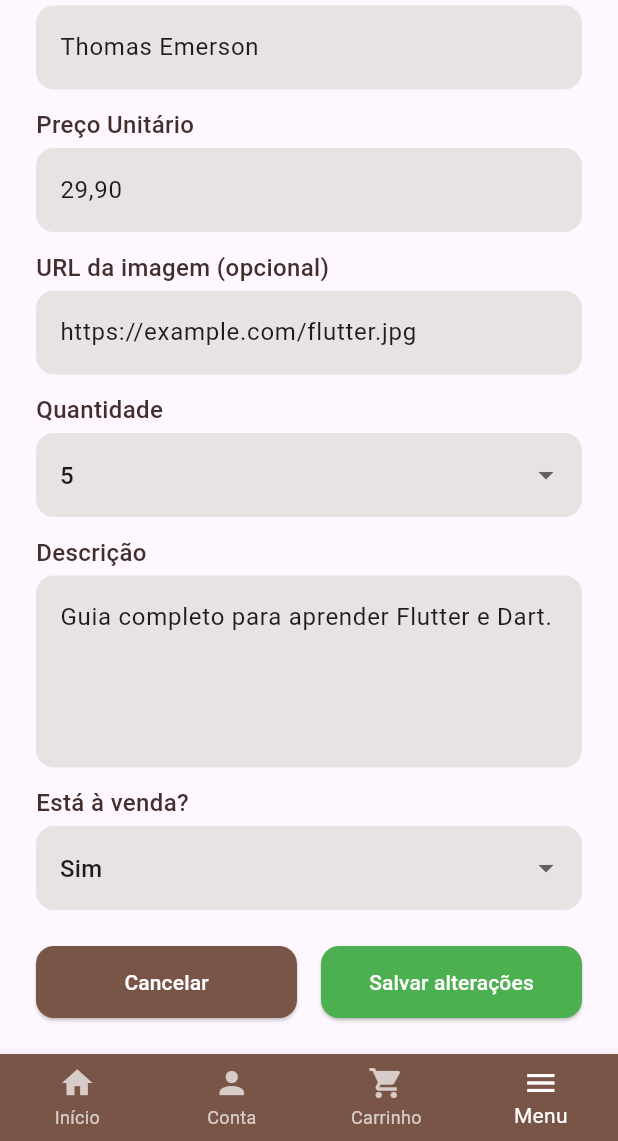
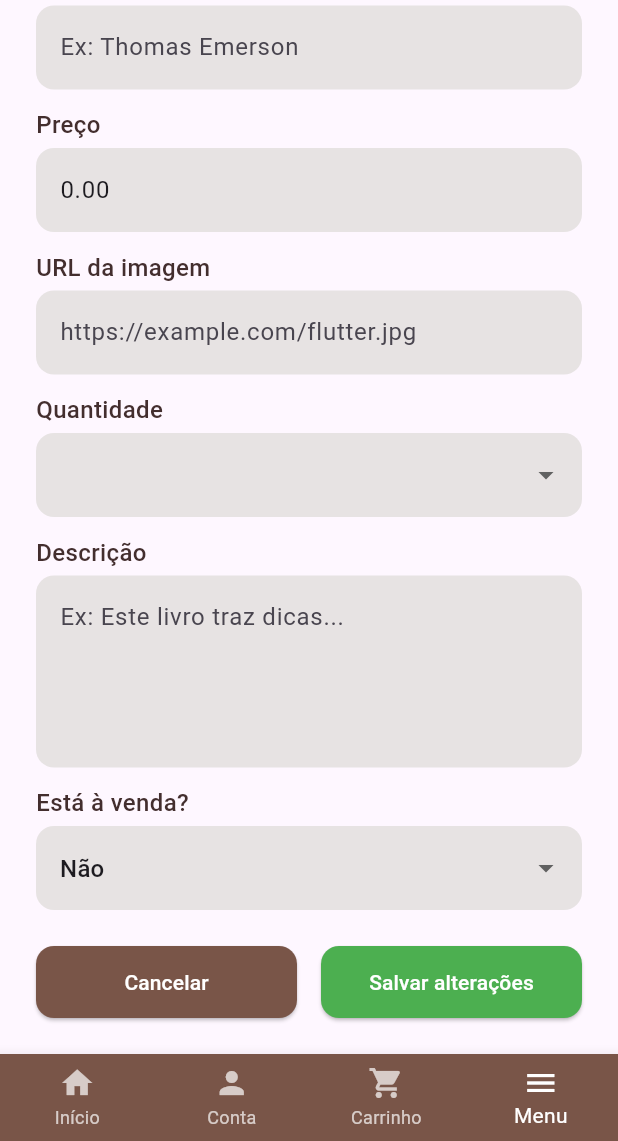
Before and after one commit to FelRG/ecommercelivros-app, a Flutter app: the EditarLivroPage screen opened directly with empty values, scrolled down 193 dp, on a phone screen of 412 x 824 dp, the part 95-1236 px from its top. Run offline on Flutter 3.47's test engine with Material 3 defaults, Android fonts, the light colour scheme and no system bars; our stand-ins replace shared_preferences, sqflite; accounts and stored records are empty.

Commit message:
crud completo de livros

```diff
--- a/front_ecommercelivros/lib/models/livro.dart
+++ b/front_ecommercelivros/lib/models/livro.dart
@@ -48,4 +48,29 @@ class Livro {
       usuarioId: map['usuario_id'],
     );
   }
+
+  Livro copyWith({
+    int? id,
+    String? titulo,
+    String? autor,
+    double? preco,
+    String? urlImagem,
+    int? quantidade,
+    String? descricao,
+    bool? estaAVenda,
+    int? usuarioId,
+  }) {
+    return Livro(
+      id: id ?? this.id,
+      titulo: titulo ?? this.titulo,
+      autor: autor ?? this.autor,
+      preco: preco ?? this.preco,
+      urlImagem: urlImagem ?? this.urlImagem,
+      quantidade: quantidade ?? this.quantidade,
+      descricao: descricao ?? this.descricao,
+      estaAVenda: estaAVenda ?? this.estaAVenda,
+      usuarioId: usuarioId ?? this.usuarioId,
+    );
+  }
+
 }
--- a/front_ecommercelivros/lib/pages/editar_livro_page.dart
+++ b/front_ecommercelivros/lib/pages/editar_livro_page.dart
@@ -1,5 +1,6 @@
 import 'package:flutter/material.dart';
 import '../models/livro.dart';
+import '../persistence/livro_dao.dart';
 import '../widgets/livrolumina_appbar.dart';
 import '../widgets/livrolumina_bottomnav.dart';
 import 'carrinho_page.dart';
@@ -17,8 +18,38 @@ class EditarLivroPage extends StatefulWidget {
 class _EditarLivroPageState extends State<EditarLivroPage> {
   final _formKey = GlobalKey<FormState>();
 
-  String estaAVenda = 'Sim';
+  late TextEditingController _tituloController;
+  late TextEditingController _autorController;
+  late TextEditingController _precoController;
+  late TextEditingController _imagemController;
+  late TextEditingController _descricaoController;
+  late String _quantidadeSelecionada;
+  late String _estaAVenda;
+
   final List<String> opcoesVenda = ['Sim', 'Não'];
+
+  @override
+  void initState() {
+    super.initState();
+
+    _tituloController = TextEditingController(text: widget.livro.titulo);
+    _autorController = TextEditingController(text: widget.livro.autor);
+    _precoController = TextEditingController(text: widget.livro.preco.toStringAsFixed(2));
+    _imagemController = TextEditingController(text: widget.livro.urlImagem ?? '');
+    _descricaoController = TextEditingController(text: widget.livro.descricao ?? '');
+    _quantidadeSelecionada = widget.livro.quantidade.toString();
+    _estaAVenda = widget.livro.estaAVenda ? 'Sim' : 'Não';
+  }
+
+  @override
+  void dispose() {
+    _tituloController.dispose();
+    _autorController.dispose();
+    _precoController.dispose();
+    _imagemController.dispose();
+    _descricaoController.dispose();
+    super.dispose();
+  }
 
   @override
   Widget build(BuildContext context) {
@@ -40,18 +71,17 @@ class _EditarLivroPageState extends State<EditarLivroPage> {
                 ),
               ),
               const SizedBox(height: 24),
-              _buildTextField('Título', 'Título', 'Aprendendo Flutter'),
+              _buildTextField('Título', _tituloController, 'Título'),
               const SizedBox(height: 12),
-              _buildTextField('Autor', 'Ex: Thomas Emerson', 'Thomas Emerson'),
+              _buildTextField('Autor', _autorController, 'Ex: Thomas Emerson'),
               const SizedBox(height: 12),
-              _buildTextField('Preço Unitário', 'Ex: 15,00', '29,90'),
+              _buildTextField('Preço', _precoController, 'Ex: 29.90'),
               const SizedBox(height: 12),
-              _buildTextField('URL da imagem (opcional)', 'Ex: https://ex.com/img/photo.jpg',
-                  'https://example.com/flutter.jpg'),
+              _buildTextField('URL da imagem', _imagemController, 'https://example.com/flutter.jpg'),
               const SizedBox(height: 12),
-              _buildDropdownField('Quantidade', '5'),
+              _buildDropdownField('Quantidade', _quantidadeSelecionada),
               const SizedBox(height: 12),
-              _buildMultilineTextField('Descrição', 'Ex: Este livro traz dicas...', 'Guia completo para aprender Flutter e Dart.'),
+              _buildMultilineTextField('Descrição', _descricaoController, 'Ex: Este livro traz dicas...'),
               const SizedBox(height: 12),
               _buildVendaDropdown(),
               const SizedBox(height: 24),
@@ -59,36 +89,16 @@ class _EditarLivroPageState extends State<EditarLivroPage> {
                 children: [
                   Expanded(
                     child: ElevatedButton(
-                      onPressed: () {
-                        Navigator.pop(context);
-                      },
-                      style: ElevatedButton.styleFrom(
-                        backgroundColor: Colors.brown,
-                        foregroundColor: Colors.white,
-                        padding: const EdgeInsets.symmetric(vertical: 14),
-                        shape: RoundedRectangleBorder(
-                          borderRadius: BorderRadius.circular(12),
-                        ),
-                      ),
+                      onPressed: () => Navigator.pop(context),
+                      style: _cancelarStyle(),
                       child: const Text('Cancelar'),
                     ),
                   ),
                   const SizedBox(width: 16),
                   Expanded(
                     child: ElevatedButton(
-                      onPressed: () {
-                        if (_formKey.currentState!.validate()) {
-                          // Salvar alterações do livro
-                        }
-                      },
-                      style: ElevatedButton.styleFrom(
-                        backgroundColor: Colors.green,
-                        foregroundColor: Colors.white,
-                        padding: const EdgeInsets.symmetric(vertical: 14),
-                        shape: RoundedRectangleBorder(
-                          borderRadius: BorderRadius.circular(12),
-                        ),
-                      ),
+                      onPressed: _salvarAlteracoes,
+                      style: _salvarStyle(),
                       child: const Text('Salvar alterações'),
                     ),
                   ),
@@ -117,14 +127,15 @@ class _EditarLivroPageState extends State<EditarLivroPage> {
     );
   }
 
-  Widget _buildTextField(String label, String hint, String initialValue) {
+  Widget _buildTextField(String label, TextEditingController controller, String hint) {
     return Column(
       crossAxisAlignment: CrossAxisAlignment.start,
       children: [
         Text(label, style: _labelStyle()),
         const SizedBox(height: 4),
         TextFormField(
-          initialValue: initialValue,
+          controller: controller,
+          validator: (value) => value == null || value.isEmpty ? 'Campo obrigatório' : null,
           decoration: _inputDecoration(hint),
         ),
       ],
@@ -140,24 +151,25 @@ class _EditarLivroPageState extends State<EditarLivroPage> {
         DropdownButtonFormField<String>(
           value: selectedValue,
           decoration: _inputDecoration(''),
-          items: List.generate(20, (index) => (index + 1).toString())
+          items: List.generate(100, (i) => (i + 1).toString())
               .map((e) => DropdownMenuItem(value: e, child: Text(e)))
               .toList(),
-          onChanged: (value) {},
+          onChanged: (value) => setState(() => _quantidadeSelecionada = value!),
         ),
       ],
     );
   }
 
-  Widget _buildMultilineTextField(String label, String hint, String initialValue) {
+  Widget _buildMultilineTextField(String label, TextEditingController controller, String hint) {
     return Column(
       crossAxisAlignment: CrossAxisAlignment.start,
       children: [
         Text(label, style: _labelStyle()),
         const SizedBox(height: 4),
         TextFormField(
+          controller: controller,
           maxLines: 4,
-          initialValue: initialValue,
+          validator: (value) => value == null || value.isEmpty ? 'Campo obrigatório' : null,
           decoration: _inputDecoration(hint),
         ),
       ],
@@ -171,19 +183,37 @@ class _EditarLivroPageState extends State<EditarLivroPage> {
         Text('Está à venda?', style: _labelStyle()),
         const SizedBox(height: 4),
         DropdownButtonFormField<String>(
-          value: estaAVenda,
+          value: _estaAVenda,
           decoration: _inputDecoration(''),
-          items: opcoesVenda
-              .map((e) => DropdownMenuItem(value: e, child: Text(e)))
-              .toList(),
-          onChanged: (value) {
-            setState(() {
-              estaAVenda = value!;
-            });
-          },
+          items: opcoesVenda.map((e) => DropdownMenuItem(value: e, child: Text(e))).toList(),
+          onChanged: (value) => setState(() => _estaAVenda = value!),
         ),
       ],
     );
+  }
+
+  void _salvarAlteracoes() async {
+    if (_formKey.currentState!.validate()) {
+      final livroAtualizado = widget.livro.copyWith(
+        titulo: _tituloController.text,
+        autor: _autorController.text,
+        preco: double.tryParse(_precoController.text) ?? 0.0,
+        urlImagem: _imagemController.text,
+        quantidade: int.tryParse(_quantidadeSelecionada) ?? 1,
+        descricao: _descricaoController.text,
+        estaAVenda: _estaAVenda == 'Sim',
+      );
+
+      await LivroDao().updateLivro(livroAtualizado);
+
+      if (context.mounted) {
+        ScaffoldMessenger.of(context).showSnackBar(
+          const SnackBar(content: Text('Livro atualizado com sucesso!')),
+        );
+
+        Navigator.pop(context, true); // <- retornar à tela anterior
+      }
+    }
   }
 
   InputDecoration _inputDecoration(String hint) {
@@ -198,11 +228,23 @@ class _EditarLivroPageState extends State<EditarLivroPage> {
     );
   }
 
-  TextStyle _labelStyle() {
-    return const TextStyle(
-      fontSize: 16,
-      fontWeight: FontWeight.w500,
-      color: Color(0xFF432E2E),
-    );
-  }
+  TextStyle _labelStyle() => const TextStyle(
+    fontSize: 16,
+    fontWeight: FontWeight.w500,
+    color: Color(0xFF432E2E),
+  );
+
+  ButtonStyle _cancelarStyle() => ElevatedButton.styleFrom(
+    backgroundColor: Colors.brown,
+    foregroundColor: Colors.white,
+    padding: const EdgeInsets.symmetric(vertical: 14),
+    shape: RoundedRectangleBorder(borderRadius: BorderRadius.circular(12)),
+  );
+
+  ButtonStyle _salvarStyle() => ElevatedButton.styleFrom(
+    backgroundColor: Colors.green,
+    foregroundColor: Colors.white,
+    padding: const EdgeInsets.symmetric(vertical: 14),
+    shape: RoundedRectangleBorder(borderRadius: BorderRadius.circular(12)),
+  );
 }
```
Also changed, not shown: front_ecommercelivros/lib/pages/meus_livros_page.dart (+9 -2 lines).
